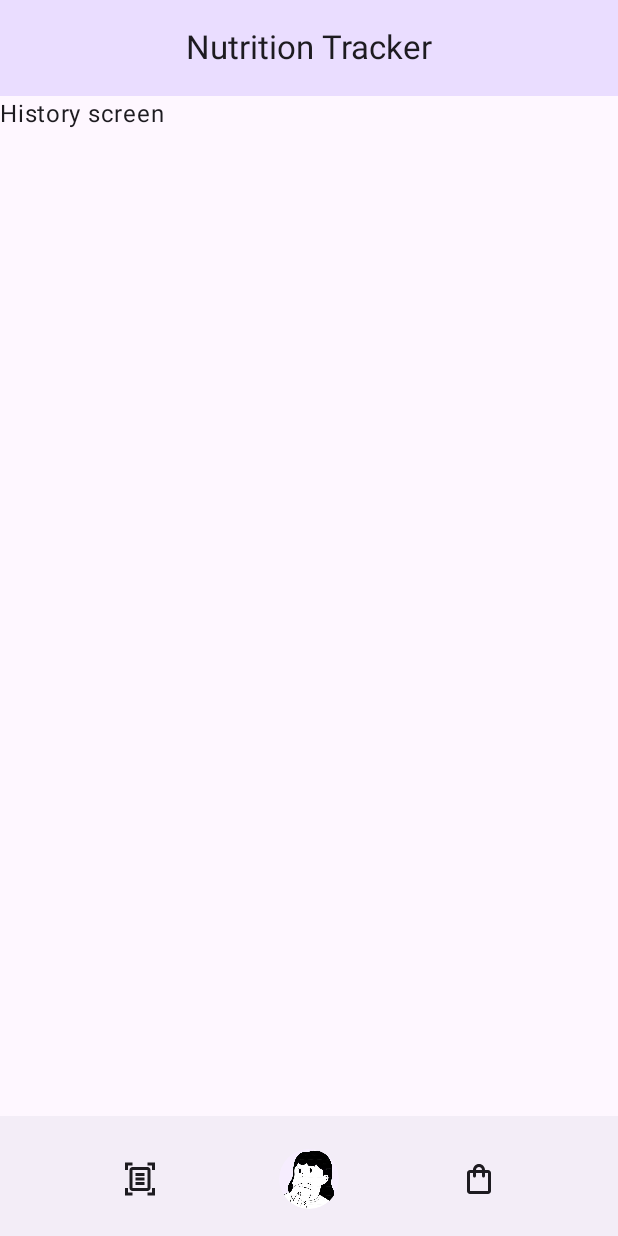
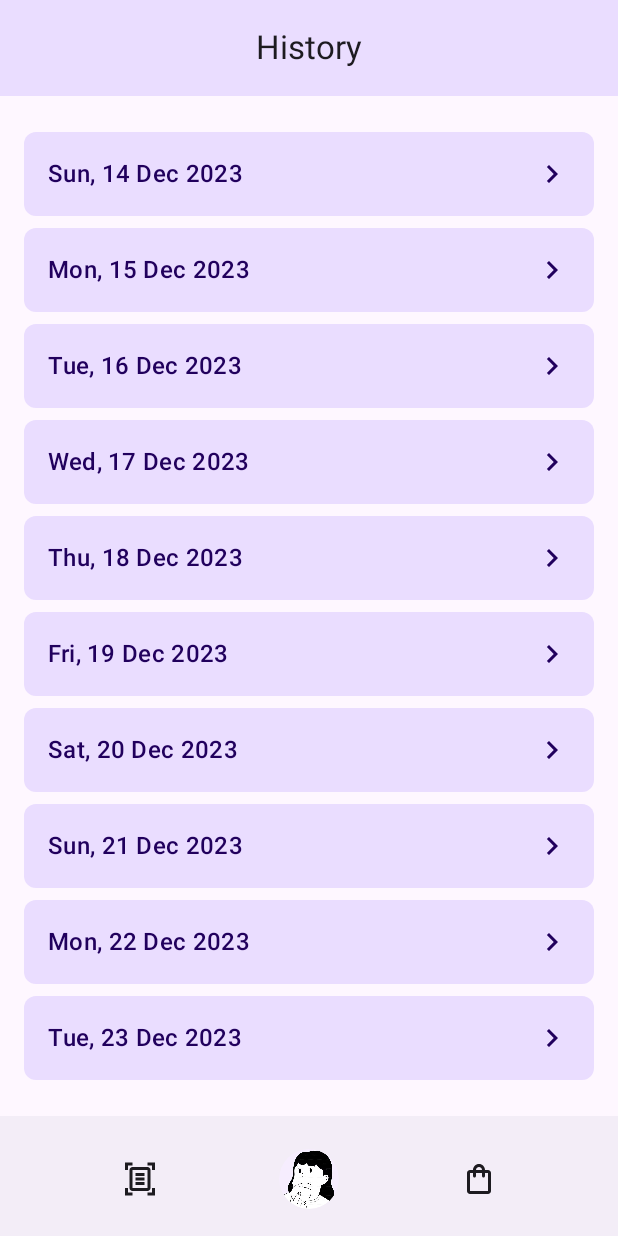
Before and after one commit to clerisy47/BiteSmart, an Android app built with Jetpack Compose: the HistoryScreen screen opened through its navigation route, on a phone screen of 412 x 824 dp. Run offline under Robolectric (Android 15) with nearby library versions, the phone set to English and light mode, and no system bars.

Commit message:
history screen ui completed

```diff
--- /dev/null
+++ b/Frontend/app/src/main/java/com/app/bitesmart/data/CaptureDateData.kt
@@ -0,0 +1,22 @@
+package com.app.bitesmart.data
+
+data class CaptureDateData(
+    val nameOfDay: String,
+    val year: String,
+    val day: String,
+    val monthName: String
+)
+fun getCaptureDateData(): List<CaptureDateData> {
+    return listOf(
+        CaptureDateData("Sun", "2023", "14", "Dec"),
+        CaptureDateData("Mon", "2023", "15", "Dec"),
+        CaptureDateData("Tue", "2023", "16", "Dec"),
+        CaptureDateData("Wed", "2023", "17", "Dec"),
+        CaptureDateData("Thu", "2023", "18", "Dec"),
+        CaptureDateData("Fri", "2023", "19", "Dec"),
+        CaptureDateData("Sat", "2023", "20", "Dec"),
+        CaptureDateData("Sun", "2023", "21", "Dec"),
+        CaptureDateData("Mon", "2023", "22", "Dec"),
+        CaptureDateData("Tue", "2023", "23", "Dec")
+    )
+}
--- a/Frontend/app/src/main/java/com/app/bitesmart/screens/HistoryScreen.kt
+++ b/Frontend/app/src/main/java/com/app/bitesmart/screens/HistoryScreen.kt
@@ -1,15 +1,17 @@
 package com.app.bitesmart.screens
 
+import androidx.compose.foundation.layout.Column
 import androidx.compose.foundation.layout.padding
 import androidx.compose.material3.Scaffold
 import androidx.compose.material3.Surface
-import androidx.compose.material3.Text
 import androidx.compose.runtime.Composable
 import androidx.compose.ui.Modifier
 import androidx.compose.ui.tooling.preview.Preview
+import androidx.compose.ui.unit.dp
 import androidx.navigation.NavController
 import androidx.navigation.compose.rememberNavController
 import com.app.bitesmart.widgets.BottomAppBar
+import com.app.bitesmart.widgets.HistoryColumn
 import com.app.bitesmart.widgets.TopAppBar
 
 @Composable
@@ -17,15 +19,17 @@ fun HistoryScreen(modifier: Modifier = Modifier, navController: NavController) {
 
     Scaffold(
         modifier = modifier,
-        topBar = { TopAppBar(title = "Nutrition Tracker") },
+        topBar = { TopAppBar(title = "History") },
         bottomBar = { BottomAppBar(navController = navController) }
     ) { innerPadding ->
         Surface(
             modifier = Modifier.padding(innerPadding)
         ) {
-            Text(
-                text = "History screen"
-            )
+            Column (
+                modifier = Modifier.padding(16.dp)
+            ){
+                HistoryColumn()
+            }
         }
 
     }
--- /dev/null
+++ b/Frontend/app/src/main/java/com/app/bitesmart/widgets/HistoryScreenWidgets.kt
@@ -0,0 +1,75 @@
+package com.app.bitesmart.widgets
+
+
+import androidx.compose.animation.animateContentSize
+import androidx.compose.foundation.layout.Arrangement
+import androidx.compose.foundation.layout.Column
+import androidx.compose.foundation.layout.Row
+import androidx.compose.foundation.layout.fillMaxWidth
+import androidx.compose.foundation.layout.padding
+import androidx.compose.foundation.lazy.LazyColumn
+import androidx.compose.foundation.lazy.items
+import androidx.compose.material.icons.Icons
+import androidx.compose.material.icons.filled.ChevronRight
+import androidx.compose.material3.Icon
+import androidx.compose.material3.MaterialTheme
+import androidx.compose.material3.Surface
+import androidx.compose.material3.Text
+import androidx.compose.runtime.Composable
+import androidx.compose.ui.Alignment
+import androidx.compose.ui.Modifier
+import androidx.compose.ui.tooling.preview.Preview
+import androidx.compose.ui.unit.dp
+import com.app.bitesmart.data.CaptureDateData
+import com.app.bitesmart.data.getCaptureDateData
+
+
+@Composable
+fun HistoryColumn(
+    modifier: Modifier = Modifier,
+    historyList: List<CaptureDateData> = getCaptureDateData()
+) {
+    LazyColumn(
+        modifier = modifier
+    ) {
+        items(historyList) { history ->
+
+            Surface(
+                modifier = Modifier.padding(top = 8.dp)
+                    .animateContentSize (),
+                shape = MaterialTheme.shapes.small,
+                color = MaterialTheme.colorScheme.primaryContainer
+            ) {
+                Column(
+                    modifier = Modifier
+                        .fillMaxWidth()
+                        .padding(8.dp)
+                ) {
+                    Row(
+                        modifier = Modifier.fillMaxWidth()
+                            .padding(8.dp),
+                        verticalAlignment = Alignment.CenterVertically,
+                        horizontalArrangement = Arrangement.SpaceBetween
+                    ) {
+                        Text(
+                            text = "${history.nameOfDay}, ${history.day} ${history.monthName} ${history.year} ",
+                            style = MaterialTheme.typography.titleMedium
+                        )
+                        Icon(
+                            Icons.Filled.ChevronRight,
+                            contentDescription = "See the ingredient history"
+                        )
+
+                    }
+
+                }
+            }
+        }
+    }
+}
+
+@Preview(showBackground = true)
+@Composable
+fun PreviewHistoryColumn() {
+    HistoryColumn()
+}
```
